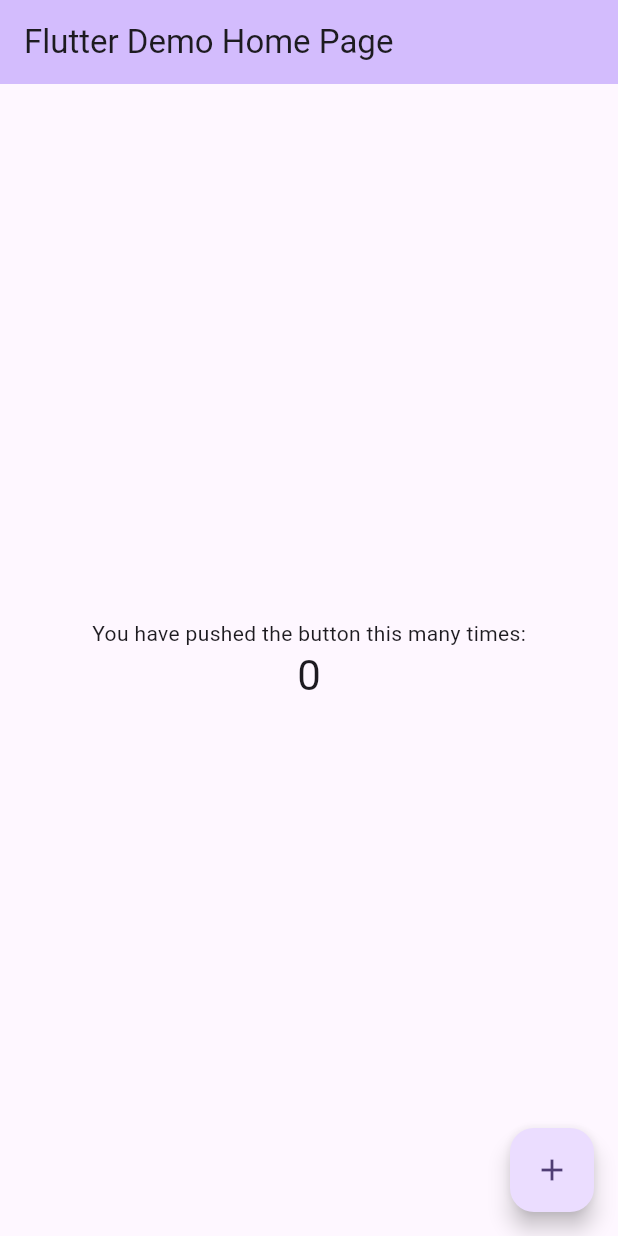
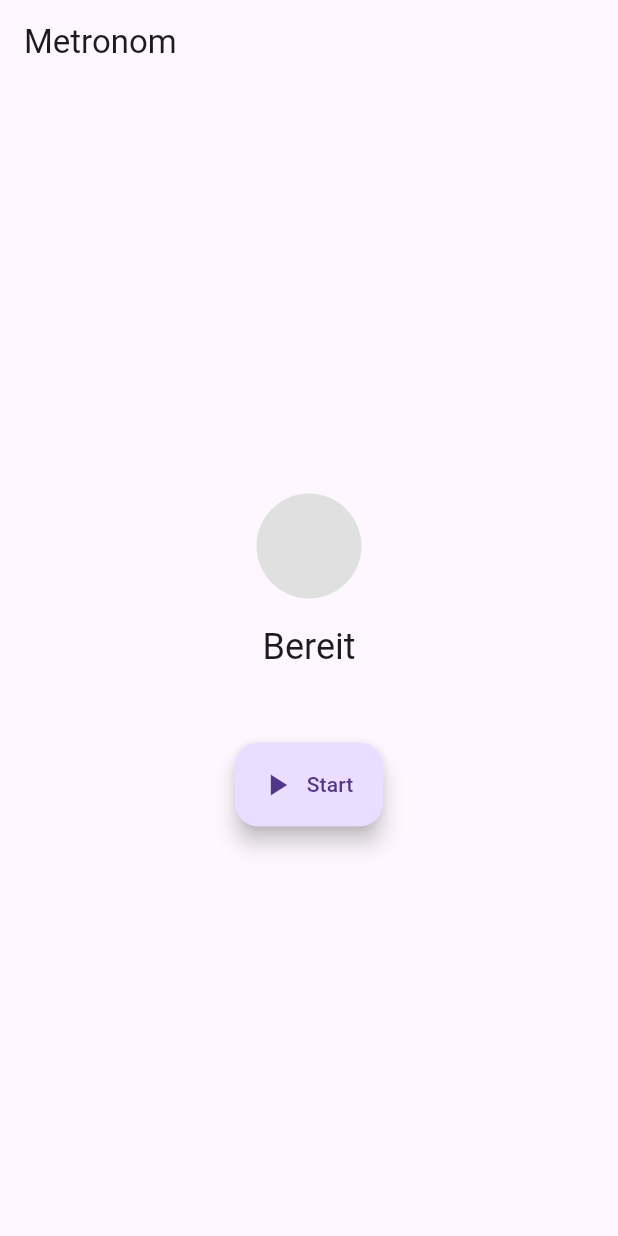
Before and after one commit to LuftigerLuca/plektra, a Flutter app: the screen it shows after launch, on a phone screen of 412 x 824 dp. Run offline on Flutter 3.47's test engine with Material 3 defaults, Android fonts, the phone set to English and light mode, and no system bars; our stand-ins replace flutter_bloc, get_it; missing offline and left inert: flutter_soloud.

Commit message:
feat(metronome): implement start usecase

```diff
--- /dev/null
+++ b/lib/features/metronome/domain/entities/beat_event.dart
@@ -0,0 +1,6 @@
+class BeatEvent {
+  final int beatNumber;
+  final bool isAccented;
+
+  const BeatEvent({required this.beatNumber, required this.isAccented});
+}
--- /dev/null
+++ b/lib/features/metronome/domain/entities/beat_pattern.dart
@@ -0,0 +1,17 @@
+import 'package:plektra/features/metronome/domain/entities/note_value.dart';
+
+class BeatPattern {
+  final int bpm;
+  final int beatsPerBar;
+  final NoteValue noteValue;
+
+  const BeatPattern({required this.bpm, required this.beatsPerBar, this.noteValue = NoteValue.quarter});
+
+  BeatPattern copyWith({int? bpm, int? beatsPerBar, NoteValue? noteValue}) {
+    return BeatPattern(
+      bpm: bpm ?? this.bpm,
+      beatsPerBar: beatsPerBar ?? this.beatsPerBar,
+      noteValue: noteValue ?? this.noteValue,
+    );
+  }
+}
--- /dev/null
+++ b/lib/features/metronome/domain/entities/note_value.dart
@@ -0,0 +1,7 @@
+enum NoteValue {
+  whole,
+  half,
+  quarter,
+  eighth,
+  sixteenth
+}
--- /dev/null
+++ b/lib/features/metronome/domain/repositories/metronome_repository.dart
@@ -0,0 +1,6 @@
+import 'package:plektra/features/metronome/domain/entities/beat_pattern.dart';
+
+abstract class MetronomeRepository {
+  Stream<int> start(BeatPattern pattern);
+  Future<void> stop();
+}
--- /dev/null
+++ b/lib/features/metronome/domain/usecases/start_metronome_usecase.dart
@@ -0,0 +1,18 @@
+import 'package:plektra/features/metronome/domain/entities/beat_event.dart';
+import 'package:plektra/features/metronome/domain/entities/beat_pattern.dart';
+import 'package:plektra/features/metronome/domain/repositories/metronome_repository.dart';
+import 'package:plektra/features/metronome/domain/services/accent_rules.dart';
+
+class StartMetronomeUsecase {
+  final MetronomeRepository repository;
+  StartMetronomeUsecase(this.repository);
+
+  Stream<BeatEvent> call(BeatPattern pattern) {
+    return repository.start(pattern).map((beatNumber) {
+      return BeatEvent(
+        beatNumber: beatNumber,
+        isAccented: AccentRules.isAccentedBeat(beatNumber, pattern),
+        );
+    });
+  }
+}
--- /dev/null
+++ b/lib/features/metronome/presentation/bloc/metronome_bloc.dart
@@ -0,0 +1,35 @@
+import 'package:flutter_bloc/flutter_bloc.dart';
+import 'package:plektra/features/metronome/presentation/bloc/metronome_event.dart';
+import 'package:plektra/features/metronome/presentation/bloc/metronome_state.dart';
+import 'package:plektra/features/metronome/domain/usecases/start_metronome_usecase.dart';
+
+class MetronomeBloc extends Bloc<MetronomeEvent, MetronomeState> {
+  final StartMetronomeUsecase startMetronome;
+
+  MetronomeBloc(this.startMetronome) : super(MetronomeIdle()) {
+    on<MetronomeStarted>(_onStarted);
+    on<MetronomeStopped>(_onStopped);
+  }
+
+  Future<void> _onStarted(
+    MetronomeStarted event,
+    Emitter<MetronomeState> emit,
+  ) async {
+    await emit.forEach(
+      startMetronome(event.pattern),
+      onData: (data) => MetronomeRunning(
+        currentBeat: data.beatNumber,
+        isAccented: data.isAccented
+      ),
+      onError: (error, stackTrace) => MetronomeError(error.toString()),
+    );
+  }
+
+
+  Future<void> _onStopped(
+    MetronomeStopped event,
+    Emitter<MetronomeState> emit,
+  ) async {
+    emit(MetronomeIdle());
+  }
+}
--- /dev/null
+++ b/lib/features/metronome/presentation/bloc/metronome_event.dart
@@ -0,0 +1,10 @@
+import 'package:plektra/features/metronome/domain/entities/beat_pattern.dart';
+
+abstract class MetronomeEvent {}
+
+class MetronomeStarted extends MetronomeEvent {
+  final BeatPattern pattern;
+  MetronomeStarted(this.pattern);
+}
+
+class MetronomeStopped extends MetronomeEvent {}
--- /dev/null
+++ b/lib/features/metronome/presentation/bloc/metronome_state.dart
@@ -0,0 +1,15 @@
+class MetronomeState {}
+
+class MetronomeIdle extends MetronomeState {}
+
+class MetronomeRunning extends MetronomeState {
+  final int currentBeat;
+  final bool isAccented;
+
+  MetronomeRunning({required this.currentBeat, required this.isAccented});
+}
+
+class MetronomeError extends MetronomeState {
+  final String message;
+  MetronomeError(this.message);
+}
--- /dev/null
+++ b/lib/features/metronome/presentation/pages/metronome_page.dart
@@ -0,0 +1,109 @@
+import 'package:flutter/material.dart';
+import 'package:flutter_bloc/flutter_bloc.dart';
+import 'package:plektra/core/di/service_locator.dart';
+import 'package:plektra/features/metronome/domain/entities/beat_pattern.dart';
+import 'package:plektra/features/metronome/domain/entities/note_value.dart';
+import '../bloc/metronome_bloc.dart';
+import '../bloc/metronome_event.dart';
+import '../bloc/metronome_state.dart';
+
+class MetronomePage extends StatelessWidget {
+  const MetronomePage({super.key});
+
+  @override
+  Widget build(BuildContext context) {
+    return BlocProvider<MetronomeBloc>(
+      create: (_) => getIt<MetronomeBloc>(),
+      child: const _MetronomeView(),
+    );
+  }
+}
+
+class _MetronomeView extends StatelessWidget {
+  const _MetronomeView();
+
+  // Für den ersten Test fest verdrahtet: 4/4, 120 BPM.
+  // BPM-Slider und Taktart-Auswahl kommen als nächster Schritt.
+  static const _testPattern = BeatPattern(
+    bpm: 120,
+    beatsPerBar: 4,
+    noteValue: NoteValue.quarter,
+  );
+
+  @override
+  Widget build(BuildContext context) {
+    return Scaffold(
+      appBar: AppBar(title: const Text('Metronom')),
+      body: Center(
+        child: Column(
+          mainAxisAlignment: MainAxisAlignment.center,
+          children: [
+            BlocBuilder<MetronomeBloc, MetronomeState>(
+              builder: (context, state) {
+                return _BeatIndicator(state: state);
+              },
+            ),
+            const SizedBox(height: 48),
+            BlocBuilder<MetronomeBloc, MetronomeState>(
+              builder: (context, state) {
+                final isRunning = state is MetronomeRunning;
+                return FloatingActionButton.extended(
+                  onPressed: () {
+                    final bloc = context.read<MetronomeBloc>();
+                    if (isRunning) {
+                      bloc.add(MetronomeStopped());
+                    } else {
+                      bloc.add(MetronomeStarted(_testPattern));
+                    }
+                  },
+                  icon: Icon(isRunning ? Icons.stop : Icons.play_arrow),
+                  label: Text(isRunning ? 'Stop' : 'Start'),
+                );
+              },
+            ),
+          ],
+        ),
+      ),
+    );
+  }
+}
+
+class _BeatIndicator extends StatelessWidget {
+  final MetronomeState state;
+  const _BeatIndicator({required this.state});
+
+  @override
+  Widget build(BuildContext context) {
+    if (state is MetronomeError) {
+      return Text(
+        'Fehler: ${(state as MetronomeError).message}',
+        style: const TextStyle(color: Colors.red),
+      );
+    }
+
+    final isRunning = state is MetronomeRunning;
+    final isAccented = isRunning && (state as MetronomeRunning).isAccented;
+    final currentBeat = isRunning ? (state as MetronomeRunning).currentBeat : 0;
+
+    return Column(
+      children: [
+        AnimatedContainer(
+          duration: const Duration(milliseconds: 80),
+          width: isAccented ? 100 : 70,
+          height: isAccented ? 100 : 70,
+          decoration: BoxDecoration(
+            shape: BoxShape.circle,
+            color: isRunning
+                ? (isAccented ? Colors.orange : Colors.blue)
+                : Colors.grey.shade300,
+          ),
+        ),
+        const SizedBox(height: 16),
+        Text(
+          isRunning ? 'Beat $currentBeat' : 'Bereit',
+          style: Theme.of(context).textTheme.headlineSmall,
+        ),
+      ],
+    );
+  }
+}
--- a/lib/main.dart
+++ b/lib/main.dart
@@ -1,122 +1,20 @@
 import 'package:flutter/material.dart';
+import 'package:plektra/core/di/service_locator.dart';
+import 'package:plektra/features/metronome/presentation/pages/metronome_page.dart';
 
 void main() {
+  setupServiceLocator();
   runApp(const MyApp());
 }
 
 class MyApp extends StatelessWidget {
   const MyApp({super.key});
 
-  // This widget is the root of your application.
   @override
   Widget build(BuildContext context) {
     return MaterialApp(
-      title: 'Flutter Demo',
-      theme: ThemeData(
-        // This is the theme of your application.
-        //
-        // TRY THIS: Try running your application with "flutter run". You'll see
-        // the application has a purple toolbar. Then, without quitting the app,
-        // try changing the seedColor in the colorScheme below to Colors.green
-        // and then invoke "hot reload" (save your changes or press the "hot
-        // reload" button in a Flutter-supported IDE, or press "r" if you used
-        // the command line to start the app).
-        //
-        // Notice that the counter didn't reset back to zero; the application
-        // state is not lost during the reload. To reset the state, use hot
-        // restart instead.
-        //
-        // This works for code too, not just values: Most code changes can be
-        // tested with just a hot reload.
-        colorScheme: .fromSeed(seedColor: Colors.deepPurple),
-      ),
-      home: const MyHomePage(title: 'Flutter Demo Home Page'),
+      title: 'Guitar Toolkit',
+      home: const MetronomePage(),
     );
   }
 }
-
-class MyHomePage extends StatefulWidget {
-  const MyHomePage({super.key, required this.title});
-
-  // This widget is the home page of your application. It is stateful, meaning
-  // that it has a State object (defined below) that contains fields that affect
-  // how it looks.
-
-  // This class is the configuration for the state. It holds the values (in this
-  // case the title) provided by the parent (in this case the App widget) and
-  // used by the build method of the State. Fields in a Widget subclass are
-  // always marked "final".
-
-  final String title;
-
-  @override
-  State<MyHomePage> createState() => _MyHomePageState();
-}
-
-class _MyHomePageState extends State<MyHomePage> {
-  int _counter = 0;
-
-  void _incrementCounter() {
-    setState(() {
-      // This call to setState tells the Flutter framework that something has
-      // changed in this State, which causes it to rerun the build method below
-      // so that the display can reflect the updated values. If we changed
-      // _counter without calling setState(), then the build method would not be
-      // called again, and so nothing would appear to happen.
-      _counter++;
-    });
-  }
-
-  @override
-  Widget build(BuildContext context) {
-    // This method is rerun every time setState is called, for instance as done
-    // by the _incrementCounter method above.
-    //
-    // The Flutter framework has been optimized to make rerunning build methods
-    // fast, so that you can just rebuild anything that needs updating rather
-    // than having to individually change instances of widgets.
-    return Scaffold(
-      appBar: AppBar(
-        // TRY THIS: Try changing the color here to a specific color (to
-        // Colors.amber, perhaps?) and trigger a hot reload to see the AppBar
-        // change color while the other colors stay the same.
-        backgroundColor: Theme.of(context).colorScheme.inversePrimary,
-        // Here we take the value from the MyHomePage object that was created by
-        // the App.build method, and use it to set our appbar title.
-        title: Text(widget.title),
-      ),
-      body: Center(
-        // Center is a layout widget. It takes a single child and positions it
-        // in the middle of the parent.
-        child: Column(
-          // Column is also a layout widget. It takes a list of children and
-          // arranges them vertically. By default, it sizes itself to fit its
-          // children horizontally, and tries to be as tall as its parent.
-          //
-          // Column has various properties to control how it sizes itself and
-          // how it positions its children. Here we use mainAxisAlignment to
-          // center the children vertically; the main axis here is the vertical
-          // axis because Columns are vertical (the cross axis would be
-          // horizontal).
-          //
-          // TRY THIS: Invoke "debug painting" (choose the "Toggle Debug Paint"
-          // action in the IDE, or press "p" in the console), to see the
-          // wireframe for each widget.
-          mainAxisAlignment: .center,
-          children: [
-            const Text('You have pushed the button this many times:'),
-            Text(
-              '$_counter',
-              style: Theme.of(context).textTheme.headlineMedium,
-            ),
-          ],
-        ),
-      ),
-      floatingActionButton: FloatingActionButton(
-        onPressed: _incrementCounter,
-        tooltip: 'Increment',
-        child: const Icon(Icons.add),
-      ),
-    );
-  }
-}
--- a/pubspec.yaml
+++ b/pubspec.yaml
@@ -65,6 +65,9 @@ dev_dependencies:
 
 # The following section is specific to Flutter packages.
 flutter:
+  assets:
+    - "assets/sounds/click_accent.wav"
+    - "assets/sounds/click_normal.wav"
 
   # The following line ensures that the Material Icons font is
   # included with your application, so that you can use the icons in
```
Also changed, not shown: lib/core/di/service_locator.dart (added, +30 -0 lines), lib/features/metronome/data/datasources/click_sound_datasource.dart (added, +28 -0 lines), lib/features/metronome/data/repositories/metronome_repository_impl.dart (added, +40 -0 lines), lib/features/metronome/domain/services/accent_rules.dart (added, +12 -0 lines), 3 other files.
